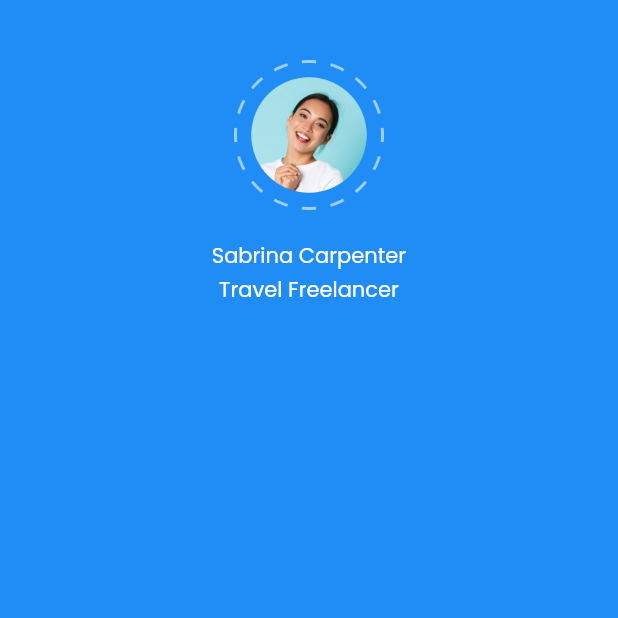
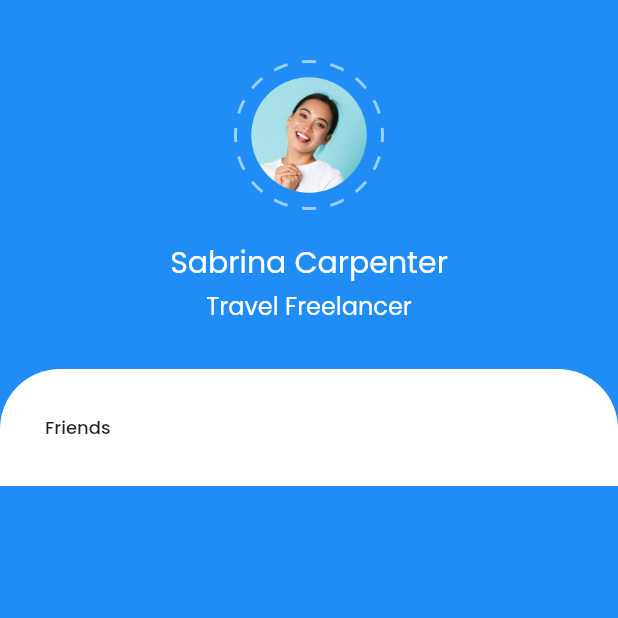
Before and after one commit to Apryn/chatty, a Flutter app: the screen it shows after launch, on a phone screen of 412 x 824 dp, the top half of it. Run offline on Flutter 3.47's test engine with Material 2 defaults, Android fonts, the phone set to English and light mode, and no system bars.

Commit message:
Add file Widget and Modify Home Page.dart

```diff
--- a/lib/home_page.dart
+++ b/lib/home_page.dart
@@ -6,8 +6,9 @@ class Home_page extends StatelessWidget {
   Widget build(BuildContext context) {
     return Scaffold(
       backgroundColor: bluecolor,
-      body: SafeArea(
-        child: Center(
+      body: ListView(
+        children: [
+          Center(
             child: Column(
               children: [
                 SizedBox(
@@ -25,6 +26,7 @@ class Home_page extends StatelessWidget {
                   'Sabrina Carpenter',
                   style: TextStyle(
                     color: Colors.white,
+                    fontSize: 20,
                   ),
                 ),
                 SizedBox(
@@ -34,11 +36,33 @@ class Home_page extends StatelessWidget {
                   'Travel Freelancer',
                   style: TextStyle(
                     color: whitecolor,
+                    fontSize: 16,
+                  ),
+                ),
+                SizedBox(
+                  height: 30,
+                ),
+                Container(
+                  width: double.infinity,
+                  decoration: BoxDecoration(
+                      color: Colors.white,
+                      borderRadius:
+                          BorderRadius.vertical(top: Radius.circular(40))),
+                  padding: EdgeInsets.all(30),
+                  child: Column(
+                    crossAxisAlignment: CrossAxisAlignment.start,
+                    children: [
+                      Text(
+                        'Friends',
+                        style: titletextstyle,
+                      ),
+                    ],
                   ),
                 )
               ],
             ),
           ),
+        ],
       ),
     );
   }
--- a/lib/main.dart
+++ b/lib/main.dart
@@ -9,7 +9,7 @@ class MyApp extends StatelessWidget {
   Widget build(BuildContext context) {
     return MaterialApp(
       debugShowCheckedModeBanner: false,
-      theme:ThemeData(fontFamily: "Poppins"),
+      theme: ThemeData(fontFamily: "Poppins"),
       home: Home_page(),
     );
   }
--- a/lib/theme.dart
+++ b/lib/theme.dart
@@ -8,11 +8,13 @@ Color lightwhite_color = Color(0xffF8FAFC);
 
 TextStyle titletextstyle = TextStyle(
   fontFamily: 'Poppins',
-  fontSize: 16,
+  fontSize: 12,
   fontWeight: FontWeight.w500,
 );
 
 TextStyle titlesubtextstyle = TextStyle(
   fontFamily: 'Poppins',
+  color: dark_greycolor,
+  fontSize: 10,
   fontWeight: FontWeight.w300,
 );
```
Lines whose indentation alone changed are shown as unchanged.
